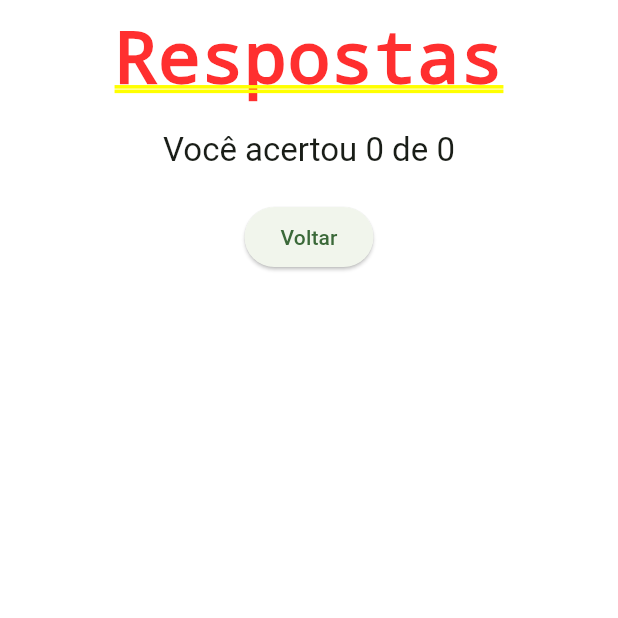
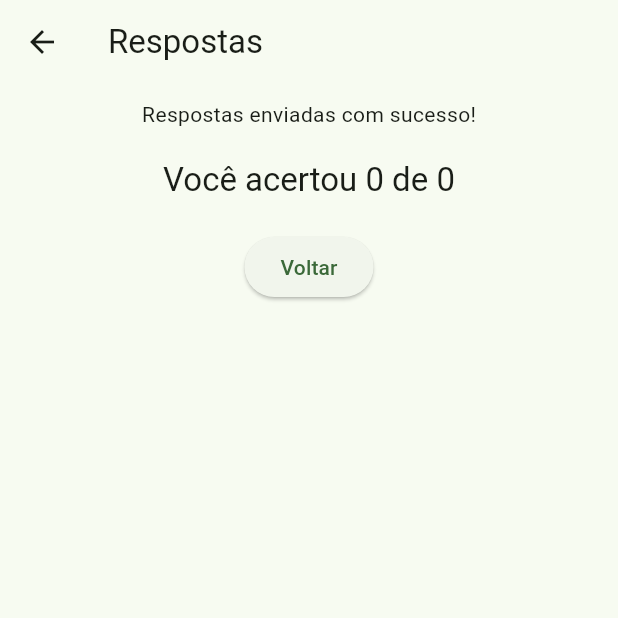
Before and after one commit to carlosmds/ie-udesc-quiz, a Flutter app: the _QuizAnswerPage screen opened directly with empty values, after a tap on "Enviar", on a phone screen of 412 x 824 dp, the top half of it. Run offline on Flutter 3.47's test engine with Material 2 defaults, Android fonts, the phone set to English and light mode, and no system bars; our stand-ins replace firebase_auth, firebase_core, firebase_database, google_sign_in; missing offline and left inert: dart:js_util; accounts and stored records are empty; network calls fail.

Commit message:
update tela de respostas

```diff
--- a/flutter_quiz/lib/main.dart
+++ b/flutter_quiz/lib/main.dart
@@ -510,12 +510,17 @@ class _QuizAnswerPageState extends State<_QuizAnswerPage> {
     // showModalBottomSheet(
     // context: context,
     Navigator.of(context).push(MaterialPageRoute<void>(
-        builder: (BuildContext context) => Expanded(
-                child: Column(
+        builder: (BuildContext context) => Scaffold(
+            appBar: AppBar(
+              title: const Text("Respostas"),
+            ),
+            body: Center(
+                child: Expanded(
+                    child: Column(
               children: [
                 Container(
                     margin: const EdgeInsets.all(10),
-                    child: const Text("Respostas")),
+                    child: const Text("Respostas enviadas com sucesso!")),
                 Container(
                     margin: const EdgeInsets.all(10),
                     child: Text(
@@ -529,7 +534,7 @@ class _QuizAnswerPageState extends State<_QuizAnswerPage> {
                         },
                         child: const Text("Voltar"))),
               ],
-            ))));
+            ))))));
   }
 
   @override
```
